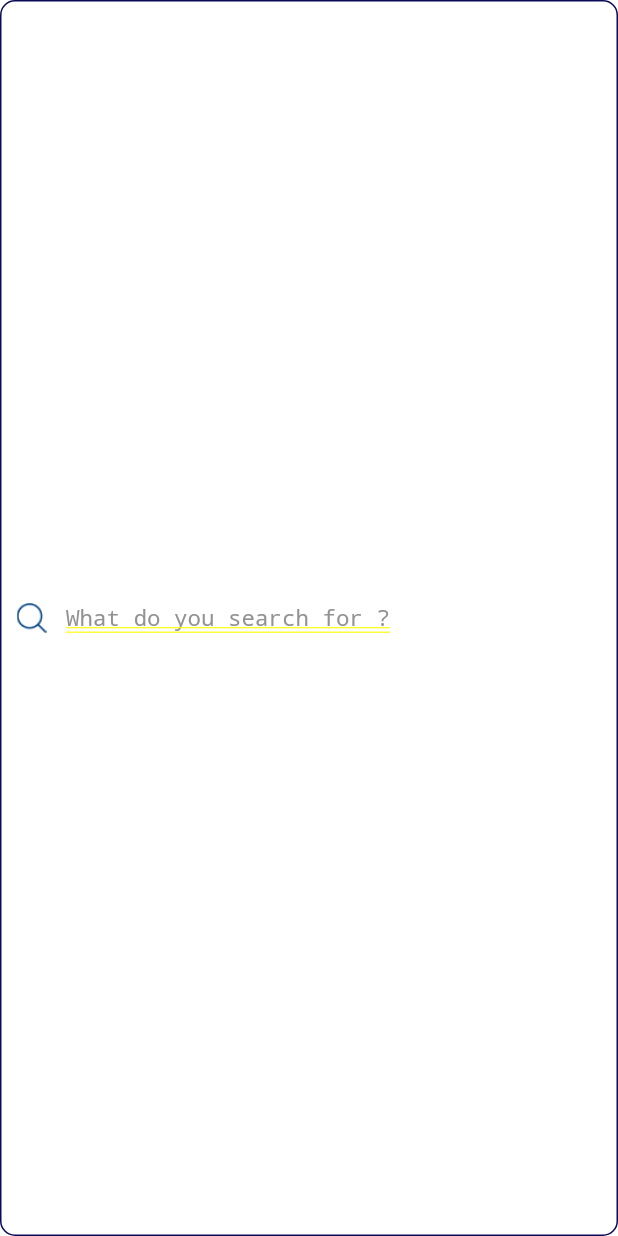
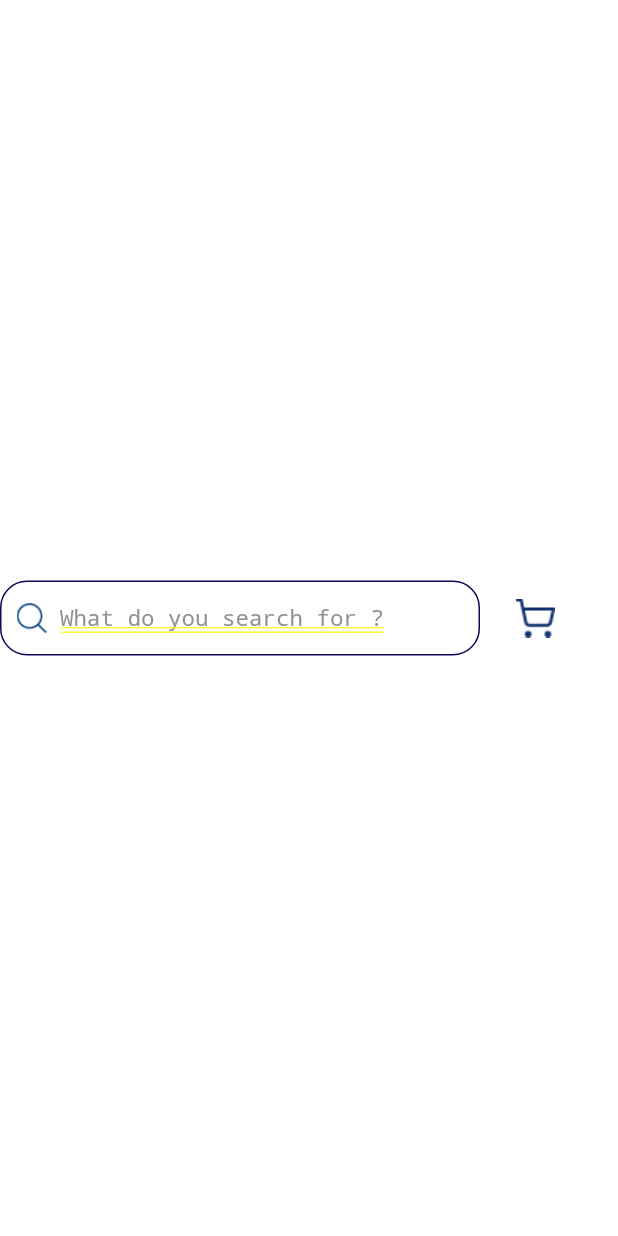
Before and after one commit to A965412/Route_Task, a Flutter app: the screen it shows after launch, on a phone screen of 412 x 824 dp. Run offline on Flutter 3.47's test engine with Material 3 defaults, Android fonts, the phone set to English and light mode, and no system bars.

Commit message:
Finish Row Widget

```diff
--- /dev/null
+++ b/lib/Widget/Row_Widget.dart
@@ -0,0 +1,23 @@
+import 'package:flutter/material.dart';
+import 'package:routetask/Widget/Search_Widget.dart';
+
+class Row_Widget extends StatelessWidget {
+  const Row_Widget({super.key});
+
+  @override
+  Widget build(BuildContext context) {
+    return const Row(
+      children: [
+        Search_Widget(),
+        SizedBox(
+          width: 22,
+        ),
+        ImageIcon(
+          size: 30,
+          AssetImage("assets/images/cart_icon.png"),
+          color: Color.fromARGB(255, 15, 46, 109),
+        ),
+      ],
+    );
+  }
+}
--- a/lib/Widget/Search_Widget.dart
+++ b/lib/Widget/Search_Widget.dart
@@ -7,11 +7,13 @@ class Search_Widget extends StatelessWidget {
   Widget build(BuildContext context) {
     return Container(
       height: 50,
+      width: 320,
       padding: const EdgeInsets.all(10),
       decoration: BoxDecoration(
         color: Colors.white,
-        borderRadius: BorderRadius.circular(10),
-        border: Border.all(color: const Color.fromARGB(255, 10, 9, 90), width: 1),
+        borderRadius: BorderRadius.circular(18),
+        border:
+            Border.all(color: const Color.fromARGB(255, 10, 9, 90), width: 1),
       ),
       child: const Row(
         children: [
@@ -21,7 +23,7 @@ class Search_Widget extends StatelessWidget {
             width: 20,
           ),
           SizedBox(
-            width: 13,
+            width: 9,
           ),
           Text(
             'What do you search for ?',
--- a/lib/main.dart
+++ b/lib/main.dart
@@ -1,4 +1,5 @@
 import 'package:flutter/material.dart';
+import 'package:routetask/Widget/Row_Widget.dart';
 import 'package:routetask/Widget/Search_Widget.dart';
 
 void main() {
@@ -11,9 +12,6 @@
   // This widget is the root of your application.
   @override
   Widget build(BuildContext context) {
-    return MaterialApp(
-      debugShowCheckedModeBanner: false,
-      home: Search_Widget()
-    );
+    return MaterialApp(debugShowCheckedModeBanner: false, home: Row_Widget());
   }
 }
```
